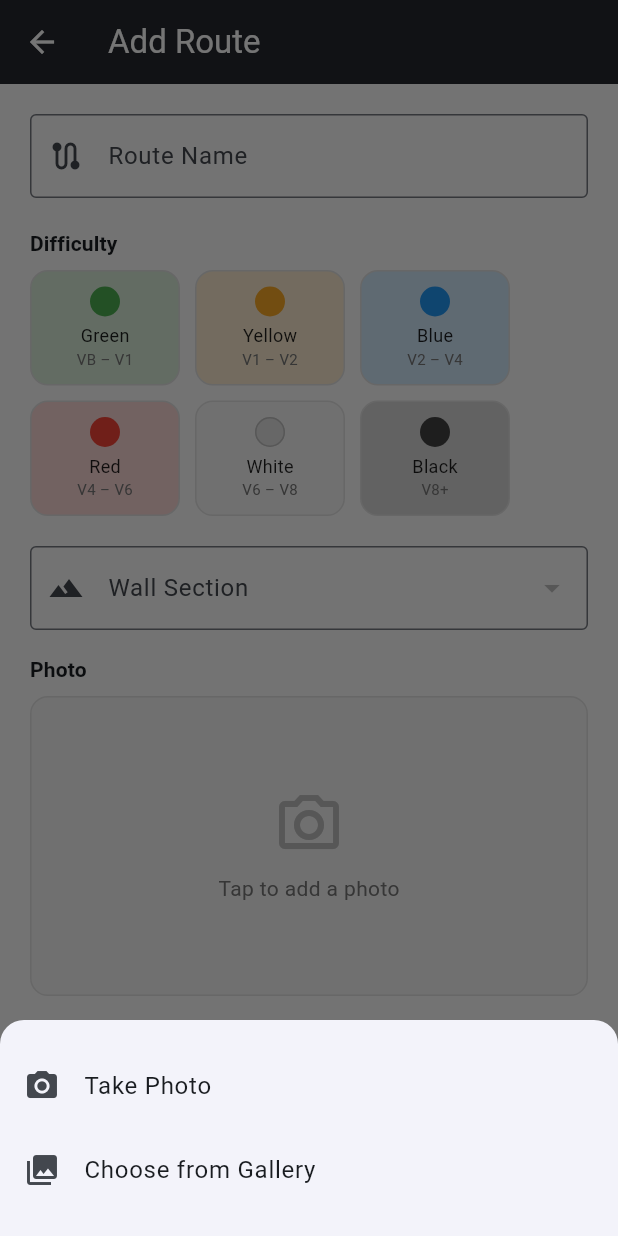
After one commit to Comm4nd0/Oakwood-Climbing-Gym, a Flutter app: the AddRouteScreen screen opened directly, after a tap on "Tap to add a photo", on a phone screen of 412 x 824 dp. The commit adds this screen. Run offline on Flutter 3.47's test engine with Material 3 defaults, Android fonts, the phone set to English and light mode, and no system bars; our stand-ins replace cached_network_image, flutter_secure_storage, image_picker; accounts and stored records are empty; network calls fail.

Commit message:
Add staff route creation from the app
Staff users can now create climbing routes directly from the Flutter app
with photo upload and colour-based difficulty selection (Green VB-V1
through Black V8+). Backend ClimbingRouteViewSet upgraded from
ReadOnlyModelViewSet to ModelViewSet with IsStaffRole permission for
write operations.

Co-Authored-By: Claude Opus 4.6 <noreply@anthropic.com>

```diff
--- /dev/null
+++ b/my_app/lib/screens/add_route_screen.dart
@@ -0,0 +1,433 @@
+import 'dart:io';
+import 'package:flutter/material.dart';
+import 'package:provider/provider.dart';
+import 'package:image_picker/image_picker.dart';
+import 'package:intl/intl.dart';
+import '../services/api_service.dart';
+import '../models/wall_section.dart';
+
+class AddRouteScreen extends StatefulWidget {
+  const AddRouteScreen({super.key});
+
+  @override
+  State<AddRouteScreen> createState() => _AddRouteScreenState();
+}
+
+class _AddRouteScreenState extends State<AddRouteScreen> {
+  final _formKey = GlobalKey<FormState>();
+  final _nameController = TextEditingController();
+  final _setterController = TextEditingController();
+  final _descriptionController = TextEditingController();
+  final _picker = ImagePicker();
+
+  String? _selectedColor;
+  int? _selectedWallId;
+  XFile? _pickedImage;
+  String _dateSet = DateFormat('yyyy-MM-dd').format(DateTime.now());
+  bool _isLoading = false;
+
+  List<WallSection> _walls = [];
+  bool _wallsLoading = true;
+
+  // Difficulty colours ordered easy → hard with V-scale ranges
+  static const _difficultyColors = [
+    ('green', 'Green', 'VB – V1', Color(0xFF4CAF50)),
+    ('yellow', 'Yellow', 'V1 – V2', Color(0xFFF9A825)),
+    ('blue', 'Blue', 'V2 – V4', Color(0xFF2196F3)),
+    ('red', 'Red', 'V4 – V6', Color(0xFFF44336)),
+    ('white', 'White', 'V6 – V8', Color(0xFFE0E0E0)),
+    ('black', 'Black', 'V8+', Color(0xFF424242)),
+  ];
+
+  @override
+  void initState() {
+    super.initState();
+    _loadWalls();
+  }
+
+  @override
+  void dispose() {
+    _nameController.dispose();
+    _setterController.dispose();
+    _descriptionController.dispose();
+    super.dispose();
+  }
+
+  Future<void> _loadWalls() async {
+    try {
+      final api = context.read<ApiService>();
+      final walls = await api.getWalls();
+      setState(() {
+        _walls = walls;
+        _wallsLoading = false;
+      });
+    } catch (e) {
+      setState(() => _wallsLoading = false);
+    }
+  }
+
+  Future<void> _pickImage() async {
+    final source = await showModalBottomSheet<ImageSource>(
+      context: context,
+      shape: const RoundedRectangleBorder(
+        borderRadius: BorderRadius.vertical(top: Radius.circular(16)),
+      ),
+      builder: (ctx) => SafeArea(
+        child: Padding(
+          padding: const EdgeInsets.symmetric(vertical: 16),
+          child: Column(
+            mainAxisSize: MainAxisSize.min,
+            children: [
+              ListTile(
+                leading: const Icon(Icons.camera_alt),
+                title: const Text('Take Photo'),
+                onTap: () => Navigator.pop(ctx, ImageSource.camera),
+              ),
+              ListTile(
+                leading: const Icon(Icons.photo_library),
+                title: const Text('Choose from Gallery'),
+                onTap: () => Navigator.pop(ctx, ImageSource.gallery),
+              ),
+            ],
+          ),
+        ),
+      ),
+    );
+
+    if (source == null) return;
+
+    final image = await _picker.pickImage(
+      source: source,
+      maxWidth: 1200,
+      maxHeight: 1200,
+      imageQuality: 85,
+    );
+
+    if (image != null) {
+      setState(() => _pickedImage = image);
+    }
+  }
+
+  Future<void> _pickDate() async {
+    final now = DateTime.now();
+    final picked = await showDatePicker(
+      context: context,
+      initialDate: now,
+      firstDate: DateTime(now.year - 1),
+      lastDate: now,
+    );
+    if (picked != null) {
+      setState(() {
+        _dateSet = DateFormat('yyyy-MM-dd').format(picked);
+      });
+    }
+  }
+
+  Future<void> _submit() async {
+    if (!_formKey.currentState!.validate()) return;
+
+    if (_selectedColor == null) {
+      ScaffoldMessenger.of(context).showSnackBar(
+        const SnackBar(
+          content: Text('Please select a difficulty colour'),
+          backgroundColor: Colors.red,
+        ),
+      );
+      return;
+    }
+
+    setState(() => _isLoading = true);
+
+    try {
+      final api = context.read<ApiService>();
+      await api.createRoute(
+        name: _nameController.text.trim(),
+        color: _selectedColor!,
+        wallSection: _selectedWallId!,
+        setter: _setterController.text.trim(),
+        dateSet: _dateSet,
+        description: _descriptionController.text.trim(),
+        imagePath: _pickedImage?.path,
+      );
+
+      if (mounted) {
+        ScaffoldMessenger.of(context).showSnackBar(
+          const SnackBar(
+            content: Text('Route created successfully!'),
+            backgroundColor: Colors.green,
+          ),
+        );
+        Navigator.pop(context, true);
+      }
+    } catch (e) {
+      if (mounted) {
+        ScaffoldMessenger.of(context).showSnackBar(
+          const SnackBar(
+            content: Text('Failed to create route. Please try again.'),
+            backgroundColor: Colors.red,
+          ),
+        );
+      }
+    } finally {
+      if (mounted) setState(() => _isLoading = false);
+    }
+  }
+
+  @override
+  Widget build(BuildContext context) {
+    return Scaffold(
+      appBar: AppBar(title: const Text('Add Route')),
+      body: SingleChildScrollView(
+        padding: const EdgeInsets.all(20),
+        child: Form(
+          key: _formKey,
+          child: Column(
+            crossAxisAlignment: CrossAxisAlignment.stretch,
+            children: [
+              // Route Name
+              TextFormField(
+                controller: _nameController,
+                textCapitalization: TextCapitalization.words,
+                decoration: const InputDecoration(
+                  labelText: 'Route Name',
+                  prefixIcon: Icon(Icons.route),
+                  border: OutlineInputBorder(),
+                ),
+                validator: (value) {
+                  if (value == null || value.trim().isEmpty) {
+                    return 'Please enter a route name';
+                  }
+                  return null;
+                },
+              ),
+              const SizedBox(height: 20),
+
+              // Difficulty Colour
+              Text(
+                'Difficulty',
+                style: Theme.of(context)
+                    .textTheme
+                    .titleSmall
+                    ?.copyWith(fontWeight: FontWeight.w600),
+              ),
+              const SizedBox(height: 8),
+              _buildColorSelector(),
+              const SizedBox(height: 20),
+
+              // Wall Section
+              if (_wallsLoading)
+                const LinearProgressIndicator()
+              else
+                DropdownButtonFormField<int>(
+                  value: _selectedWallId,
+                  decoration: const InputDecoration(
+                    labelText: 'Wall Section',
+                    prefixIcon: Icon(Icons.landscape),
+                    border: OutlineInputBorder(),
+                  ),
+                  items: _walls
+                      .map((w) => DropdownMenuItem(
+                            value: w.id,
+                            child: Text(w.name),
+                          ))
+                      .toList(),
+                  onChanged: (value) {
+                    setState(() => _selectedWallId = value);
+                  },
+                  validator: (value) {
+                    if (value == null) return 'Please select a wall section';
+                    return null;
+                  },
+                ),
+              const SizedBox(height: 16),
+
+              // Photo
+              Text(
+                'Photo',
+                style: Theme.of(context)
+                    .textTheme
+                    .titleSmall
+                    ?.copyWith(fontWeight: FontWeight.w600),
+              ),
+              const SizedBox(height: 8),
+              GestureDetector(
+                onTap: _pickImage,
+                child: Container(
+                  height: 200,
+                  decoration: BoxDecoration(
+                    color: Colors.grey.shade100,
+                    borderRadius: BorderRadius.circular(12),
+                    border: Border.all(color: Colors.grey.shade300),
+                  ),
+                  child: _pickedImage != null
+                      ? ClipRRect(
+                          borderRadius: BorderRadius.circular(12),
+                          child: Image.file(
+                            File(_pickedImage!.path),
+                            fit: BoxFit.cover,
+                            width: double.infinity,
+                          ),
+                        )
+                      : Column(
+                          mainAxisAlignment: MainAxisAlignment.center,
+                          children: [
+                            Icon(
+                              Icons.camera_alt_outlined,
+                              size: 48,
+                              color: Colors.grey.shade400,
+                            ),
+                            const SizedBox(height: 8),
+                            Text(
+                              'Tap to add a photo',
+                              style: TextStyle(color: Colors.grey.shade600),
+                            ),
+                          ],
+                        ),
+                ),
+              ),
+              const SizedBox(height: 16),
+
+              // Setter
+              TextFormField(
+                controller: _setterController,
+                textCapitalization: TextCapitalization.words,
+                decoration: const InputDecoration(
+                  labelText: 'Setter',
+                  prefixIcon: Icon(Icons.person),
+                  border: OutlineInputBorder(),
+                ),
+                validator: (value) {
+                  if (value == null || value.trim().isEmpty) {
+                    return 'Please enter the setter name';
+                  }
+                  return null;
+                },
+              ),
+              const SizedBox(height: 16),
+
+              // Date Set
+              GestureDetector(
+                onTap: _pickDate,
+                child: AbsorbPointer(
+                  child: TextFormField(
+                    decoration: InputDecoration(
+                      labelText: 'Date Set',
+                      prefixIcon: const Icon(Icons.calendar_today),
+                      border: const OutlineInputBorder(),
+                      hintText: _dateSet,
+                    ),
+                    controller: TextEditingController(text: _dateSet),
+                  ),
+                ),
+              ),
+              const SizedBox(height: 16),
+
+              // Description
+              TextFormField(
+                controller: _descriptionController,
+                maxLines: 3,
+                textCapitalization: TextCapitalization.sentences,
+                decoration: const InputDecoration(
+                  labelText: 'Description (optional)',
+                  prefixIcon: Icon(Icons.description),
+                  border: OutlineInputBorder(),
+                  alignLabelWithHint: true,
+                ),
+              ),
+              const SizedBox(height: 24),
+
+              // Submit
+              SizedBox(
+                height: 48,
+                child: ElevatedButton.icon(
+                  onPressed: _isLoading ? null : _submit,
+                  icon: _isLoading
+                      ? const SizedBox(
+                          width: 20,
+                          height: 20,
+                          child: CircularProgressIndicator(strokeWidth: 2),
+                        )
+                      : const Icon(Icons.add),
+                  label: Text(_isLoading ? 'Creating...' : 'Create Route'),
+                ),
+              ),
+            ],
+          ),
+        ),
+      ),
+    );
+  }
+
+  Widget _buildColorSelector() {
+    return Wrap(
+      spacing: 10,
+      runSpacing: 10,
+      children: _difficultyColors.map((entry) {
+        final (key, label, gradeRange, color) = entry;
+        final isSelected = _selectedColor == key;
+        final isLight = key == 'white' || key == 'yellow';
+
+        return GestureDetector(
+          onTap: () => setState(() => _selectedColor = key),
+          child: AnimatedContainer(
+            duration: const Duration(milliseconds: 200),
+            width: 100,
+            padding: const EdgeInsets.symmetric(vertical: 10),
+            decoration: BoxDecoration(
+              color: isSelected ? color : color.withOpacity(0.2),
+              borderRadius: BorderRadius.circular(12),
+              border: Border.all(
+                color: isSelected ? color : Colors.grey.shade300,
+                width: isSelected ? 3 : 1,
+              ),
+            ),
+            child: Column(
+              children: [
+                if (isSelected)
+                  Icon(
+                    Icons.check_circle,
+                    color: isLight ? Colors.black87 : Colors.white,
+                    size: 20,
+                  )
+                else
+                  CircleAvatar(
+                    radius: 10,
+                    backgroundColor: color,
+                    child: key == 'white'
+                        ? Container(
+                            decoration: BoxDecoration(
+                              shape: BoxShape.circle,
+                              border: Border.all(color: Colors.grey.shade400),
+                            ),
+                          )
+                        : null,
+                  ),
+                const SizedBox(height: 4),
+                Text(
+                  label,
+                  style: TextStyle(
+                    fontWeight:
+                        isSelected ? FontWeight.bold : FontWeight.normal,
+                    fontSize: 12,
+                    color: isSelected && !isLight
+                        ? Colors.white
+                        : Colors.black87,
+                  ),
+                ),
+                Text(
+                  gradeRange,
+                  style: TextStyle(
+                    fontSize: 10,
+                    color: isSelected && !isLight
+                        ? Colors.white70
+                        : Colors.grey.shade600,
+                  ),
+                ),
+              ],
+            ),
+          ),
+        );
+      }).toList(),
+    );
+  }
+}
--- a/my_app/lib/services/api_service.dart
+++ b/my_app/lib/services/api_service.dart
@@ -147,6 +147,45 @@ class ApiService {
       return _parseResults(response.body, WallSection.fromJson);
     }
     throw Exception('Failed to load wall sections');
+  }
+
+  Future<ClimbingRoute> createRoute({
+    required String name,
+    required String color,
+    required int wallSection,
+    required String setter,
+    required String dateSet,
+    String? description,
+    String? imagePath,
+  }) async {
+    final request = http.MultipartRequest(
+      'POST',
+      Uri.parse(ApiConstants.routes),
+    );
+    request.headers['Authorization'] = 'Token ${_getToken()}';
+
+    request.fields['name'] = name;
+    request.fields['color'] = color;
+    request.fields['wall_section'] = wallSection.toString();
+    request.fields['setter'] = setter;
+    request.fields['date_set'] = dateSet;
+    request.fields['is_active'] = 'true';
+    if (description != null && description.isNotEmpty) {
+      request.fields['description'] = description;
+    }
+
+    if (imagePath != null) {
+      request.files.add(
+        await http.MultipartFile.fromPath('image', imagePath),
+      );
+    }
+
+    final streamedResponse = await request.send();
+    final response = await http.Response.fromStream(streamedResponse);
+    if (response.statusCode == 201) {
+      return ClimbingRoute.fromJson(jsonDecode(response.body));
+    }
+    throw Exception('Failed to create route');
   }
 
   // ============ Classes ============
```
Also changed, not shown: my_app/lib/screens/routes_screen.dart (+33 -1 lines), 4 other files.
